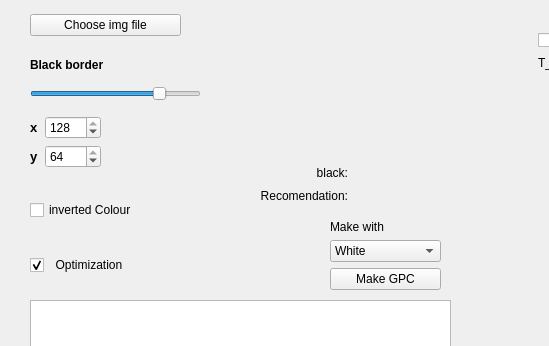
This is app.ui in aBT06yc/img2GPC as Qt 5 draws it before an edit; both pictures show x 0 to 549 and y 0 to 346 of the 739 by 632 pixel window. The edited form follows.
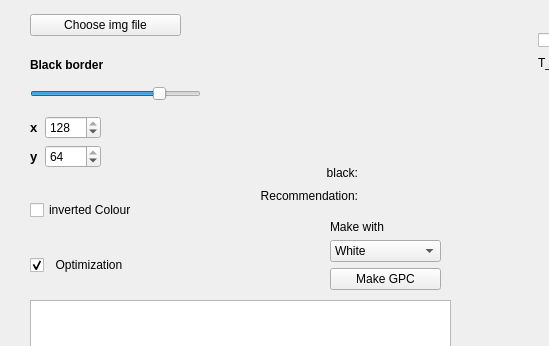
This is the edited form.

```diff
--- a/app.ui
+++ b/app.ui
@@ -375,7 +375,7 @@
           <bool>false</bool>
          </property>
          <property name="text">
-          <string>&lt;html&gt;&lt;head/&gt;&lt;body&gt;&lt;p align=&quot;right&quot;&gt;Recomendation:&lt;/p&gt;&lt;/body&gt;&lt;/html&gt;</string>
+          <string>&lt;html&gt;&lt;head/&gt;&lt;body&gt;&lt;p align=&quot;right&quot;&gt;Recommendation:&lt;/p&gt;&lt;/body&gt;&lt;/html&gt;</string>
          </property>
         </widget>
        </item>
```
